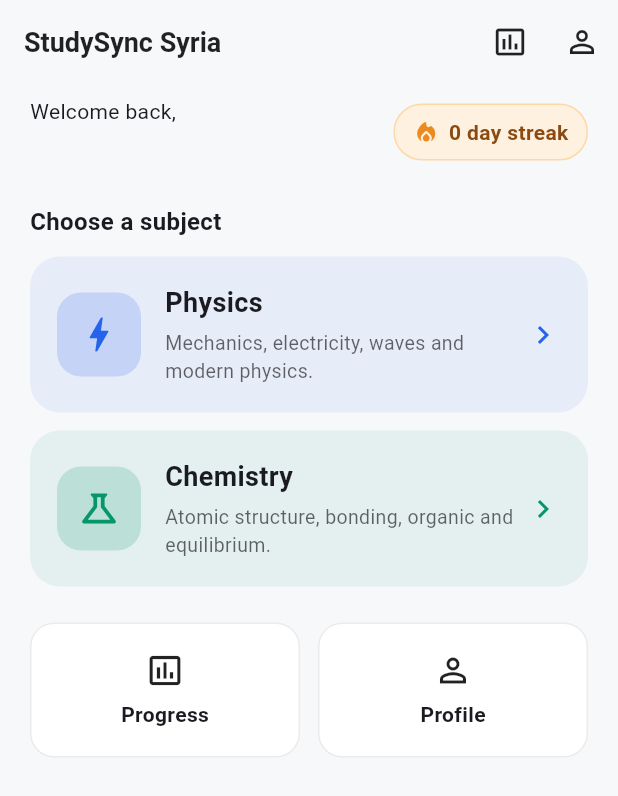
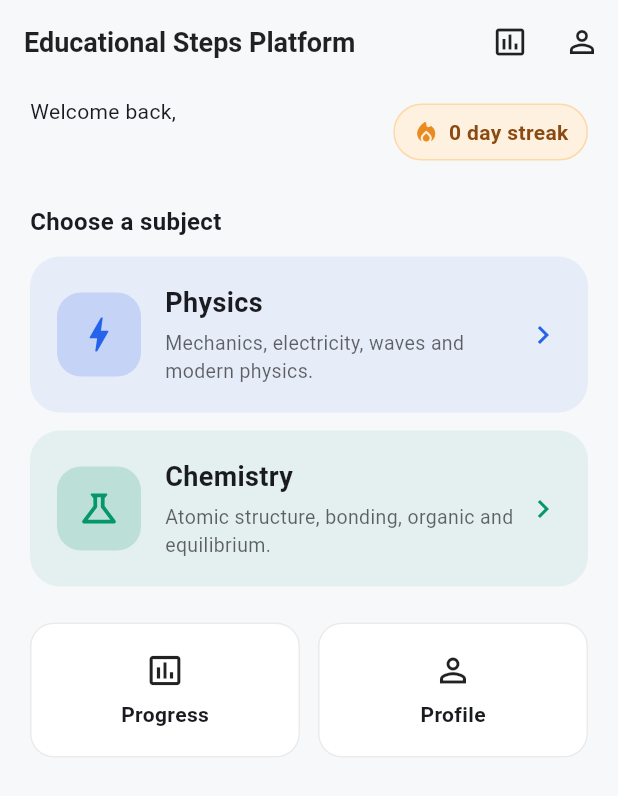
Before and after one commit to mohammadalibalwe48-hub/Studysync, a Flutter app: the screen it shows once a user with an empty profile is signed in, on a phone screen of 412 x 824 dp. Shown: the top 796 px of the screen. Run offline on Flutter 3.47's test engine with Material 3 defaults, Android fonts, the phone set to English and light mode, and no system bars; our stand-ins replace fl_chart, flutter_dotenv, go_router, supabase_flutter; accounts and stored records are empty.

Commit message:
Rebrand: 'Educational Steps Platform' name + new launcher icon
- Set the on-device app name (MaterialApp title, AppBar title, signup
  marketing copy) to 'Educational Steps Platform'.
- Patch tool/setup_android.sh to rewrite android:label in the generated
  manifest from 'studysync_syria' to 'Educational Steps Platform' so the
  home-screen icon caption matches.
- Add flutter_launcher_icons as a dev_dependency with config pointing to
  assets/icon/app_icon.png; setup_android.sh now invokes
  'dart run flutter_launcher_icons' after generating the android folder
  so the home-screen icon is the brand image, not the default Flutter
  icon.
- Add the 1024x1024 brand icon at assets/icon/app_icon.png.
- Update README to reflect the public name; keep internal package name
  'studysync_syria' for stability (renaming would break every import).

Co-Authored-By: Moali Balwe <mohammadalibalwe48@gmail.com>

```diff
--- a/lib/app/app.dart
+++ b/lib/app/app.dart
@@ -17,7 +17,7 @@ class _StudySyncAppState extends State<StudySyncApp> {
   @override
   Widget build(BuildContext context) {
     return MaterialApp.router(
-      title: 'StudySync Syria',
+      title: 'Educational Steps Platform',
       debugShowCheckedModeBanner: false,
       routerConfig: _router,
       theme: _buildTheme(),
--- a/lib/features/auth/signup_screen.dart
+++ b/lib/features/auth/signup_screen.dart
@@ -71,7 +71,7 @@ class _SignupScreenState extends State<SignupScreen> {
                 ),
                 const SizedBox(height: 6),
                 Text(
-                  'Join StudySync Syria and start preparing for your exams.',
+                  'Join Educational Steps Platform and start preparing for your exams.',
                   style: TextStyle(
                     fontSize: 14,
                     color: Colors.black.withOpacity(0.6),
--- a/lib/features/home/home_screen.dart
+++ b/lib/features/home/home_screen.dart
@@ -43,7 +43,7 @@ class _HomeScreenState extends State<HomeScreen> {
 
     return Scaffold(
       appBar: AppBar(
-        title: const Text('StudySync Syria'),
+        title: const Text('Educational Steps Platform'),
         actions: <Widget>[
           IconButton(
             tooltip: 'Progress',
```
Also changed, not shown: pubspec.yaml (+11 -0 lines), assets/icon/app_icon.png (added), 2 other files.
